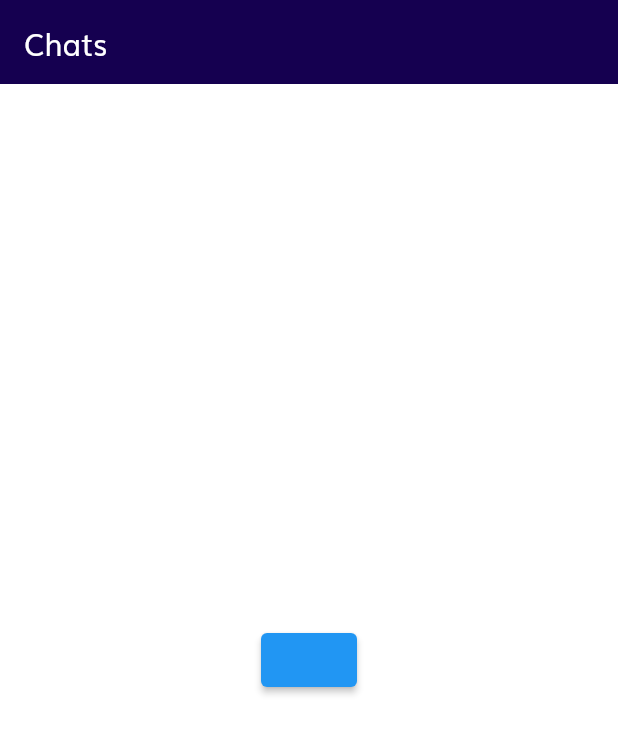
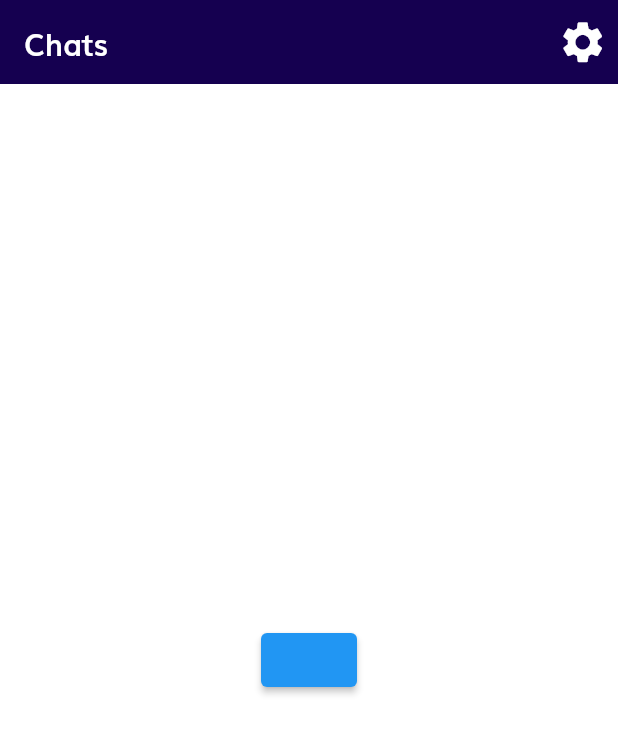
Before and after one commit to its-me-piyush/chatapp, a Flutter app: the screen it shows once a user with an empty profile is signed in, on a phone screen of 412 x 824 dp. Shown: the top 734 px of the screen. Run offline on Flutter 3.47's test engine with Material 2 defaults, Android fonts, the phone set to English and light mode, and no system bars; our stand-ins replace cloud_firestore, firebase_auth, firebase_core, flutter_svg; accounts and stored records are empty.

Commit message:
Phase 1 completed 👍🏻🥳

```diff
--- a/lib/routes.dart
+++ b/lib/routes.dart
@@ -1,3 +1,4 @@
+import 'package:chatapp/screen/home/components/settings.dart';
 import 'package:chatapp/screen/home/home.dart';
 import 'package:chatapp/screen/otp/otp_screen.dart';
 import 'package:flutter/widgets.dart';
@@ -11,6 +12,7 @@ import 'screen/complete_profile/complete_profile_screen.dart';
 // We use name route
 // All our routes will be available here
 final Map<String, WidgetBuilder> routes = {
+  Settings.routeName: (context) => const Settings(),
   OtpScreen.routeName: (context) => const OtpScreen(),
   HomeScreen.routeName: (context) => const HomeScreen(),
   SignInScreen.routeName: (context) => const SignInScreen(),
--- /dev/null
+++ b/lib/screen/home/components/body.dart
@@ -0,0 +1,74 @@
+import 'package:chatapp/components/custom_surfix_icon.dart';
+import 'package:chatapp/screen/sign_in/sign_in_screen.dart';
+import 'package:chatapp/size_config.dart';
+import 'package:cloud_firestore/cloud_firestore.dart';
+import 'package:flutter/material.dart';
+import 'package:flutter_svg/flutter_svg.dart';
+
+import '../../../constants.dart';
+import 'chat_screen.dart';
+
+class Body extends StatelessWidget {
+  const Body({
+    Key? key,
+  }) : super(key: key);
+
+  @override
+  Widget build(BuildContext context) {
+    return StreamBuilder<QuerySnapshot>(
+      stream: FirebaseFirestore.instance.collection('users').snapshots(),
+      builder: (context, snapshot) {
+        if (!snapshot.hasData) {
+          return const Center(
+            child: CircularProgressIndicator(),
+          );
+        }
+        // print('${cUser().displayName} ${cUser().uid}');
+        var data = snapshot.data!.docs
+            .where((element) => element['uid'] != cUser().uid)
+            .toList();
+
+        if (data.isEmpty) {
+          return Center(
+            child: ElevatedButton(
+                onPressed: () {
+                  auth().signOut();
+                  Navigator.of(context).pushNamedAndRemoveUntil(
+                      SignInScreen.routeName, (route) => false);
+                },
+                child: Text(cUser().displayName!)),
+          );
+        }
+
+        return ListView.builder(
+          itemCount: data.length,
+          itemBuilder: (context, index) => InkWell(
+            onTap: () {
+              Navigator.of(context).push(MaterialPageRoute(
+                builder: (context) => ChatScreen(
+                    toId: data[index]['uid'], name: data[index]['name']),
+              ));
+            },
+            child: Column(
+              mainAxisSize: MainAxisSize.min,
+              children: [
+                ListTile(
+                  title: Text(data[index]['name']),
+                  leading: CircleAvatar(
+                    backgroundColor: Colors.black.withOpacity(0.54),
+                    backgroundImage: AssetImage('assets/images/user.png'),
+                    radius: getProportionateScreenWidth(25),
+                  ),
+                ),
+                const Divider(
+                  height: 10,
+                  color: Colors.black,
+                ),
+              ],
+            ),
+          ),
+        );
+      },
+    );
+  }
+}
--- a/lib/screen/home/components/display_messages_screen.dart
+++ b/lib/screen/home/components/display_messages_screen.dart
@@ -3,7 +3,6 @@ import 'package:cloud_firestore/cloud_firestore.dart';
 
 import '../../../constants.dart';
 import 'message_bubble.dart';
-
 
 class DisplayMessage extends StatelessWidget {
   const DisplayMessage({
@@ -38,9 +37,9 @@ class DisplayMessage extends StatelessWidget {
                 reverse: true,
                 itemCount: data.length,
                 itemBuilder: (context, index) => MessageBubble(
-                  isMe:
-                      data[index]['from'] == cUser().uid ? true : false,
+                  isMe: data[index]['from'] == cUser().uid ? true : false,
                   message: data[index]['message'],
+                  timeStamp: data[index]['timeStamp'],
                 ),
               );
       },
--- a/lib/screen/home/components/type_message.dart
+++ b/lib/screen/home/components/type_message.dart
@@ -49,7 +49,8 @@ class _TypeMessageState extends State<TypeMessage> {
                 child: TextField(
                   controller: _controller,
                   decoration: InputDecoration(
-                    labelText: 'Type!',
+                    labelText: '',
+                    hintText: 'Type Something!',
                     border: OutlineInputBorder(
                         borderSide: const BorderSide(
                           color: Colors.black,
--- a/lib/screen/home/home.dart
+++ b/lib/screen/home/home.dart
@@ -1,8 +1,9 @@
 import 'package:chatapp/constants.dart';
-import 'package:chatapp/screen/home/components/chat_screen.dart';
-import 'package:chatapp/screen/sign_in/sign_in_screen.dart';
-import 'package:cloud_firestore/cloud_firestore.dart';
+import 'package:chatapp/screen/home/components/settings.dart';
+import 'package:chatapp/size_config.dart';
 import 'package:flutter/material.dart';
+
+import 'components/body.dart';
 
 class HomeScreen extends StatelessWidget {
   static const routeName = '/home';
@@ -13,58 +14,26 @@ class HomeScreen extends StatelessWidget {
     return Scaffold(
       appBar: AppBar(
         backgroundColor: caPrimaryColor,
-        title: const Text('Chats'),
+        title: const Text(
+          'Chats',
+          style: TextStyle(
+            fontWeight: FontWeight.bold,
           ),
-      body: StreamBuilder<QuerySnapshot>(
-        stream: FirebaseFirestore.instance.collection('users').snapshots(),
-        builder: (context, snapshot) {
-          if (!snapshot.hasData) {
-            return const Center(
-              child: CircularProgressIndicator(),
-            );
-          }
-          // print('${cUser().displayName} ${cUser().uid}');
-          var data = snapshot.data!.docs
-              .where((element) => element['uid'] != cUser().uid)
-              .toList();
-
-          if (data.isEmpty) {
-            return Center(
-              child: ElevatedButton(
+        ),
+        actions: [
+          IconButton(
             onPressed: () {
-                    auth().signOut();
-                    Navigator.of(context).pushNamedAndRemoveUntil(
-                        SignInScreen.routeName, (route) => false);
+              Navigator.of(context).pushNamed(Settings.routeName);
             },
-                  child: Text(cUser().displayName!)),
-            );
-          }
-
-          return ListView.builder(
-            itemCount: data.length,
-            itemBuilder: (context, index) => InkWell(
-              onTap: () {
-                Navigator.of(context).push(MaterialPageRoute(
-                  builder: (context) => ChatScreen(
-                      toId: data[index]['uid'], name: data[index]['name']),
-                ));
-              },
-              child: Column(
-                mainAxisSize: MainAxisSize.min,
-                children: [
-                  ListTile(
-                    title: Text(data[index]['name']),
+            icon: Icon(
+              Icons.settings,
+              color: Colors.white,
+              size: getProportionateScreenWidth(30),
             ),
-                  const Divider(
-                    height: 10,
-                    color: Colors.black,
           ),
         ],
       ),
-            ),
-          );
-        },
-      ),
+      body: const Body(),
     );
   }
 }
```
Also changed, not shown: lib/screen/home/components/message_bubble.dart (+28 -7 lines), lib/screen/home/components/settings.dart (added, +73 -0 lines), assets/icons/User_Icon.svg (renamed from assets/icons/User Icon.svg), assets/images/user.png (added). Lines whose indentation alone changed are shown as unchanged.
